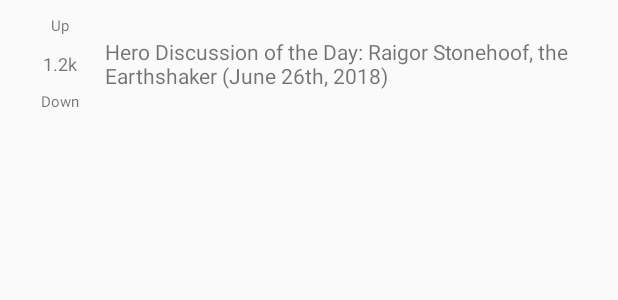
After one commit to kssilvoza/DiggRedditClone, an Android app: the layout item_topic.xml on its own in the app's theme, with its tools: preview values and no code run, on a phone screen of 412 x 824 dp. The commit adds this screen. Shown: the top 300 px of the screen. Run offline under Robolectric (Android 15) with nearby library versions, the phone set to English and light mode, and no system bars.

Commit message:
Added topic item xml. Added UI elements to main page as well

```diff
--- a/app/build.gradle
+++ b/app/build.gradle
@@ -3,6 +3,8 @@ apply plugin: 'com.android.application'
 apply plugin: 'kotlin-android'
 
 apply plugin: 'kotlin-android-extensions'
+
+apply plugin: 'kotlin-kapt'
 
 android {
     compileSdkVersion 27
@@ -26,7 +28,12 @@ dependencies {
     implementation fileTree(dir: 'libs', include: ['*.jar'])
     implementation"org.jetbrains.kotlin:kotlin-stdlib-jre7:$kotlin_version"
     implementation 'com.android.support:appcompat-v7:27.1.1'
+    implementation 'com.android.support:design:27.1.1'
     implementation 'com.android.support.constraint:constraint-layout:1.1.2'
+
+    implementation "android.arch.lifecycle:extensions:1.1.1"
+    kapt "android.arch.lifecycle:compiler:1.1.1"
+
     testImplementation 'junit:junit:4.12'
     androidTestImplementation 'com.android.support.test:runner:1.0.2'
     androidTestImplementation 'com.android.support.test.espresso:espresso-core:3.0.2'
--- a/app/src/main/res/layout/activity_main.xml
+++ b/app/src/main/res/layout/activity_main.xml
@@ -6,13 +6,11 @@
     android:layout_height="match_parent"
     tools:context=".MainActivity">
 
-    <TextView
+    <android.support.design.widget.FloatingActionButton
         android:layout_width="wrap_content"
         android:layout_height="wrap_content"
-        android:text="Hello World!"
+        android:layout_margin="@dimen/spacing_normal"
         app:layout_constraintBottom_toBottomOf="parent"
-        app:layout_constraintLeft_toLeftOf="parent"
-        app:layout_constraintRight_toRightOf="parent"
-        app:layout_constraintTop_toTopOf="parent" />
+        app:layout_constraintRight_toRightOf="parent"/>
 
 </android.support.constraint.ConstraintLayout>
--- /dev/null
+++ b/app/src/main/res/layout/item_topic.xml
@@ -0,0 +1,60 @@
+<?xml version="1.0" encoding="utf-8"?>
+<android.support.constraint.ConstraintLayout xmlns:android="http://schemas.android.com/apk/res/android"
+    xmlns:app="http://schemas.android.com/apk/res-auto"
+    xmlns:tools="http://schemas.android.com/tools"
+    android:layout_width="match_parent"
+    android:layout_height="wrap_content"
+    android:padding="@dimen/spacing_small">
+
+    <android.support.constraint.Guideline
+        android:id="@+id/guideline"
+        android:layout_width="wrap_content"
+        android:layout_height="wrap_content"
+        android:orientation="vertical"
+        app:layout_constraintGuide_begin="@dimen/spacing_large"/>
+
+    <TextView
+        android:id="@+id/button_upvote"
+        android:layout_width="wrap_content"
+        android:layout_height="wrap_content"
+        android:textSize="@dimen/text_small"
+        tools:text="Up"
+        app:layout_constraintLeft_toLeftOf="parent"
+        app:layout_constraintRight_toRightOf="@+id/guideline"/>
+
+    <TextView
+        android:id="@+id/textview_votes"
+        android:layout_width="wrap_content"
+        android:layout_height="wrap_content"
+        android:layout_marginTop="@dimen/spacing_small"
+        android:textSize="@dimen/text_normal"
+        tools:text="1.2k"
+        app:layout_constraintTop_toBottomOf="@+id/button_upvote"
+        app:layout_constraintLeft_toLeftOf="parent"
+        app:layout_constraintRight_toRightOf="@+id/guideline" />
+
+    <TextView
+        android:id="@+id/button_downvote"
+        android:layout_width="wrap_content"
+        android:layout_height="wrap_content"
+        android:layout_marginTop="@dimen/spacing_small"
+        android:textSize="@dimen/text_small"
+        tools:text="Down"
+        app:layout_constraintTop_toBottomOf="@+id/textview_votes"
+        app:layout_constraintLeft_toLeftOf="parent"
+        app:layout_constraintRight_toRightOf="@+id/guideline" />
+
+    <TextView
+        android:id="@+id/textview_name"
+        android:layout_width="0dp"
+        android:layout_height="wrap_content"
+        android:maxLines="2"
+        android:ellipsize="end"
+        android:textSize="@dimen/text_large"
+        tools:text="Hero Discussion of the Day: Raigor Stonehoof, the Earthshaker (June 26th, 2018)"
+        app:layout_constraintTop_toTopOf="parent"
+        app:layout_constraintBottom_toBottomOf="parent"
+        app:layout_constraintLeft_toLeftOf="@+id/guideline"
+        app:layout_constraintRight_toRightOf="parent"/>
+
+</android.support.constraint.ConstraintLayout>
--- /dev/null
+++ b/app/src/main/res/values/dimens.xml
@@ -0,0 +1,12 @@
+<?xml version="1.0" encoding="utf-8"?>
+<resources>
+
+    <dimen name="spacing_large">60dp</dimen>
+    <dimen name="spacing_normal">14dp</dimen>
+    <dimen name="spacing_small">10dp</dimen>
+
+    <dimen name="text_large">14sp</dimen>
+    <dimen name="text_normal">12sp</dimen>
+    <dimen name="text_small">10sp</dimen>
+
+</resources>
--- a/build.gradle
+++ b/build.gradle
@@ -1,7 +1,7 @@
 // Top-level build file where you can add configuration options common to all sub-projects/modules.
 
 buildscript {
-    ext.kotlin_version = '1.2.30'
+    ext.kotlin_version = '1.2.50'
     repositories {
         google()
         jcenter()
```
